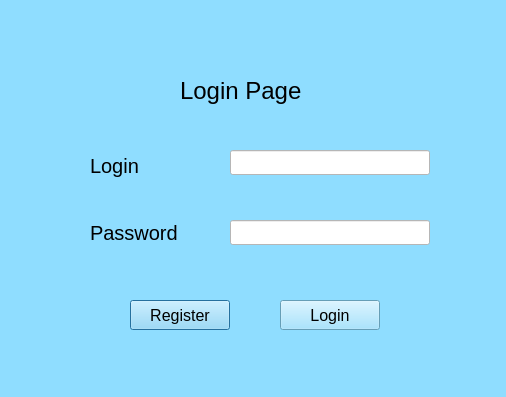
Qt form login.ui (adityarnayak2001/MLT_BabyAnalysis) before a commit.
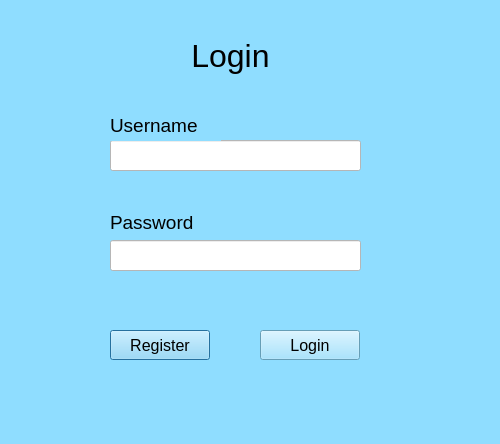
The same form after that commit.

Diff of the .ui file:
```diff
--- a/login.ui
+++ b/login.ui
@@ -6,8 +6,8 @@
    <rect>
     <x>0</x>
     <y>0</y>
-    <width>506</width>
-    <height>397</height>
+    <width>500</width>
+    <height>444</height>
    </rect>
   </property>
   <property name="sizePolicy">
@@ -25,37 +25,21 @@
   <widget class="QLineEdit" name="email">
    <property name="geometry">
     <rect>
-     <x>230</x>
-     <y>150</y>
-     <width>200</width>
-     <height>25</height>
+     <x>110</x>
+     <y>140</y>
+     <width>251</width>
+     <height>31</height>
     </rect>
    </property>
    <property name="styleSheet">
     <string notr="true">background-color: rgb(255, 255, 255);</string>
    </property>
   </widget>
-  <widget class="QLineEdit" name="password">
-   <property name="geometry">
-    <rect>
-     <x>230</x>
-     <y>220</y>
-     <width>200</width>
-     <height>25</height>
-    </rect>
-   </property>
-   <property name="styleSheet">
-    <string notr="true">background-color: rgb(255, 255, 255);</string>
-   </property>
-   <property name="echoMode">
-    <enum>QLineEdit::Password</enum>
-   </property>
-  </widget>
   <widget class="QLabel" name="label">
    <property name="geometry">
     <rect>
-     <x>90</x>
-     <y>150</y>
+     <x>110</x>
+     <y>110</y>
      <width>111</width>
      <height>31</height>
     </rect>
@@ -68,18 +52,18 @@
    </property>
    <property name="font">
     <font>
-     <pointsize>15</pointsize>
+     <pointsize>14</pointsize>
     </font>
    </property>
    <property name="text">
-    <string>Login</string>
+    <string>Username</string>
    </property>
   </widget>
   <widget class="QLabel" name="label_2">
    <property name="geometry">
     <rect>
-     <x>90</x>
-     <y>220</y>
+     <x>110</x>
+     <y>210</y>
      <width>111</width>
      <height>25</height>
     </rect>
@@ -92,7 +76,7 @@
    </property>
    <property name="font">
     <font>
-     <pointsize>15</pointsize>
+     <pointsize>14</pointsize>
     </font>
    </property>
    <property name="text">
@@ -102,10 +86,10 @@
   <widget class="QLabel" name="label_3">
    <property name="geometry">
     <rect>
-     <x>180</x>
-     <y>70</y>
-     <width>181</width>
-     <height>41</height>
+     <x>120</x>
+     <y>30</y>
+     <width>221</width>
+     <height>51</height>
     </rect>
    </property>
    <property name="sizePolicy">
@@ -116,18 +100,21 @@
    </property>
    <property name="font">
     <font>
-     <pointsize>18</pointsize>
+     <pointsize>24</pointsize>
     </font>
    </property>
    <property name="text">
-    <string>Login Page</string>
+    <string>Login</string>
+   </property>
+   <property name="alignment">
+    <set>Qt::AlignCenter</set>
    </property>
   </widget>
   <widget class="QPushButton" name="regButton">
    <property name="geometry">
     <rect>
-     <x>130</x>
-     <y>300</y>
+     <x>110</x>
+     <y>330</y>
      <width>100</width>
      <height>30</height>
     </rect>
@@ -144,8 +131,8 @@
   <widget class="QPushButton" name="loginButton">
    <property name="geometry">
     <rect>
-     <x>280</x>
-     <y>300</y>
+     <x>260</x>
+     <y>330</y>
      <width>100</width>
      <height>30</height>
     </rect>
@@ -159,6 +146,35 @@
     <string>Login</string>
    </property>
   </widget>
+  <widget class="QLineEdit" name="password">
+   <property name="geometry">
+    <rect>
+     <x>110</x>
+     <y>240</y>
+     <width>251</width>
+     <height>31</height>
+    </rect>
+   </property>
+   <property name="styleSheet">
+    <string notr="true">background-color: rgb(255, 255, 255);</string>
+   </property>
+  </widget>
+  <widget class="QLabel" name="error">
+   <property name="geometry">
+    <rect>
+     <x>110</x>
+     <y>280</y>
+     <width>251</width>
+     <height>16</height>
+    </rect>
+   </property>
+   <property name="styleSheet">
+    <string notr="true">color: rgb(255, 0, 0);</string>
+   </property>
+   <property name="text">
+    <string/>
+   </property>
+  </widget>
  </widget>
  <resources/>
  <connections/>
```
